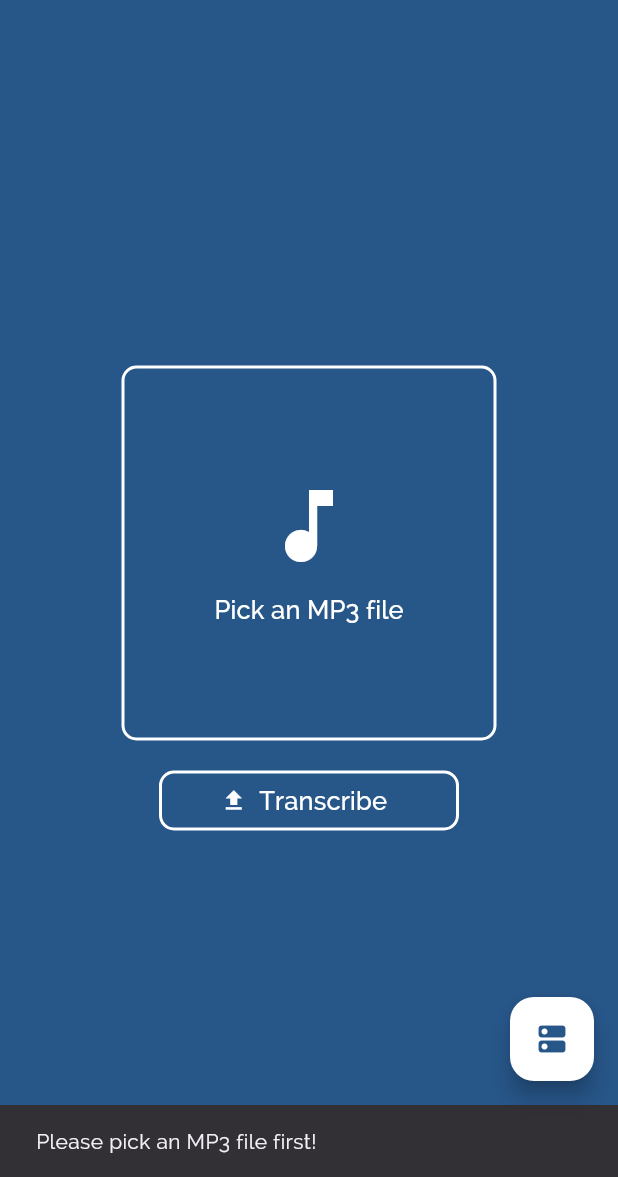
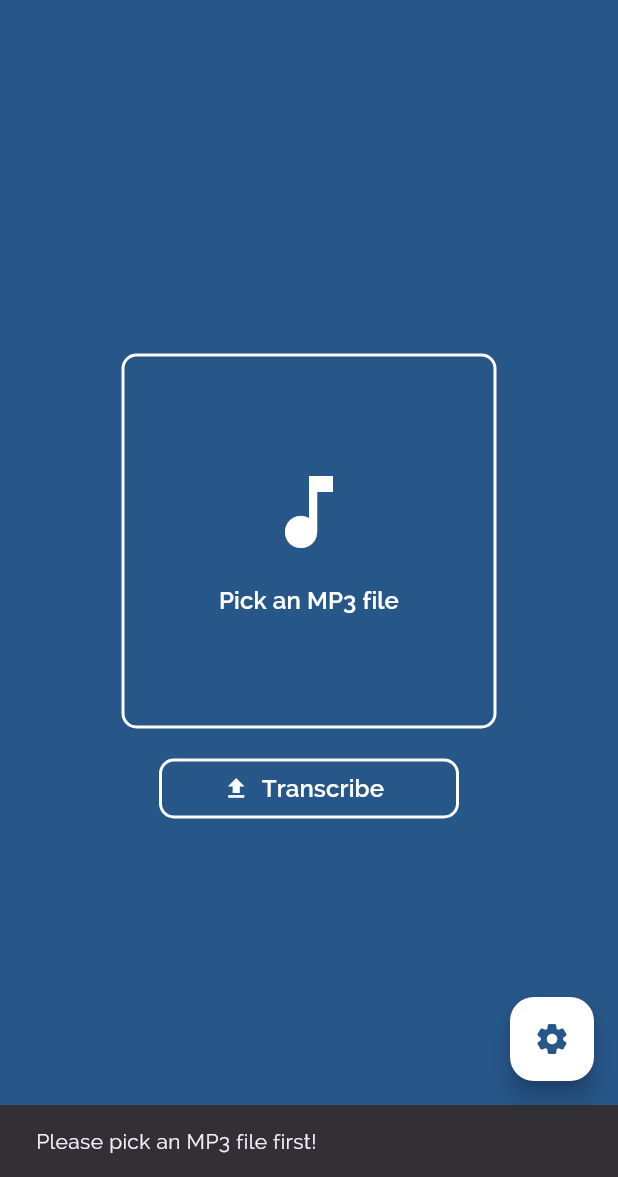
Before and after one commit to lemonade-ww/neutranscriptor_mobile, a Flutter app: the screen it shows after launch, after a tap on "Transcribe", on a phone screen of 412 x 824 dp, the part 59-1236 px from its top. Run offline on Flutter 3.47's test engine with Material 3 defaults, Android fonts, the light colour scheme and no system bars; our stand-ins replace file_picker, shared_preferences.

Commit message:
update design

```diff
--- a/lib/main.dart
+++ b/lib/main.dart
@@ -4,6 +4,15 @@ import 'package:flutter/services.dart';
 
 void main() {
   WidgetsFlutterBinding.ensureInitialized();
+  SystemChrome.setSystemUIOverlayStyle(SystemUiOverlayStyle(
+      systemStatusBarContrastEnforced: true,
+      systemNavigationBarColor: Colors.transparent,
+      systemNavigationBarDividerColor: Colors.transparent,
+      systemNavigationBarIconBrightness: Brightness.dark,
+      statusBarIconBrightness: Brightness.dark));
+
+  SystemChrome.setEnabledSystemUIMode(SystemUiMode.edgeToEdge,
+      overlays: [SystemUiOverlay.top]);
   SystemChrome.setPreferredOrientations([
     DeviceOrientation.portraitUp,
   ]).then((value) => runApp(MyApp()));
@@ -19,30 +28,24 @@ class MyApp extends StatelessWidget {
         brightness: Brightness.light,
         primaryColor: Color.fromRGBO(39, 86, 137, 1),
         scaffoldBackgroundColor: Color.fromRGBO(39, 86, 137, 1),
-        // colorScheme: ColorScheme.light().copyWith(
-        //   primary: Color.fromRGBO(39, 86, 137, 1),
-        // ),
         textTheme: TextTheme(
           labelLarge: TextStyle(
-            fontSize: 17,
+            fontSize: 16,
             color: Colors.white,
-            fontWeight: FontWeight.w500,
+            fontWeight: FontWeight.w600,
           ),
         ),
       ),
       darkTheme: ThemeData(
         fontFamily: 'Raleway',
         brightness: Brightness.dark,
-        primaryColor: Color.fromRGBO(18, 18, 18, 1),
+        primaryColor: Colors.black,
         scaffoldBackgroundColor: Colors.black,
-        colorScheme: ColorScheme.dark().copyWith(
-          primary: Color.fromRGBO(18, 18, 18, 1),
-        ),
-        textTheme: const TextTheme(
+        textTheme: TextTheme(
           labelLarge: TextStyle(
-            fontSize: 17,
+            fontSize: 16,
             color: Colors.white,
-            fontWeight: FontWeight.w500,
+            fontWeight: FontWeight.w600,
           ),
         ),
       ),
--- a/lib/upload.dart
+++ b/lib/upload.dart
@@ -23,7 +23,11 @@ class _UploadState extends State<Upload> {
   var transcribed = false;
   var transcribing = false;
 
-  List<String> serverList = ['http://40.73.3.5:9075/', 'No server'];
+  List<String> serverList = [
+    'http://40.73.3.5:9075',
+    'http://192.168.0.102:9075',
+    'Debug Only'
+  ];
 
   @override
   void initState() {
@@ -33,9 +37,11 @@ class _UploadState extends State<Upload> {
 
   Future initServer() async {
     final prefs = await SharedPreferences.getInstance();
-    if (prefs.getString('server') == '') {
-      server = serverList[0];
+    if (server == '') {
+      setState(() {
+        server = serverList[serverList.length - 1];
         prefs.setString('server', server);
+      });
     }
   }
 
@@ -53,9 +59,16 @@ class _UploadState extends State<Upload> {
 
   Future downLoadFile() async {
     if (midiFile != '') {
-      print("MIDI file: " + midiFile);
       launchUrl(Uri.parse(midiFile));
     }
+  }
+
+  reset() {
+    setState(() {
+      transcribing = false;
+      transcribed = false;
+      _progBarValue = 0;
+    });
   }
 
   @override
@@ -75,19 +88,20 @@ class _UploadState extends State<Upload> {
     }
 
     uploadMp3FileToServer(String mp3File) async {
+      setState(() {
+        _progBarValue = null;
+      });
+      if (!server.startsWith('Debug')) {
         File mp3FileContent = File(mp3File);
         final stream =
             new ByteStream(DelegatingStream.typed(mp3FileContent.openRead()));
         final length = await mp3FileContent.length();
+        String midiFileName =
+            mp3File.split("/").last.replaceFirst('.mp3', '.mid');
+        String midiFilePath = server + "/static/midi/" + midiFileName;
 
-      final estimatedTime = length ~/ 40000;
-
-      setState(() {
-        _progBarValue = null;
-      });
-      if (server.startsWith('http')) {
         try {
-          var uri = Uri.parse(server + '/transcript/');
+          var uri = Uri.parse(server + '/transcription/');
           var request = new MultipartRequest("POST", uri);
           var multipartFile = new MultipartFile('file', stream, length,
               filename: basename(mp3File));
@@ -95,12 +109,10 @@ class _UploadState extends State<Upload> {
           request.files.add(multipartFile);
 
           var response = await request.send();
-          showMsg('Estimated time of transcription: $estimatedTime' + 's');
+          // showMsg('Estimated time of transcription: $estimatedTime' + 's');
 
           print('Status code: {$response.statusCode}');
-          setMidiFileValue(server +
-              "/static/midi/" +
-              mp3File.split("/").last.replaceFirst('.mp3', '.mid'));
+          setMidiFileValue(midiFilePath);
           transcribed = true;
           transcribing = false;
           showMsg('Transciption finished!');
@@ -112,8 +124,8 @@ class _UploadState extends State<Upload> {
           });
         }
       } else {
-        showMsg('Wait for 5 seconds...');
-        await Future.delayed(Duration(seconds: 5));
+        showMsg('Wait for 3 seconds...');
+        await Future.delayed(Duration(seconds: 3));
         transcribed = true;
         transcribing = false;
         showMsg('Transciption finished!');
@@ -143,32 +155,30 @@ class _UploadState extends State<Upload> {
               server = await showDialog(
                 context: context,
                 builder: (_) => SimpleDialog(
-                  backgroundColor: Colors.white,
-                  title: const Text('Select a webservice'),
+                  title: const Text('Select a Server'),
                   children: <Widget>[
+                    for (var server in serverList)
                       SimpleDialogOption(
                         onPressed: () {
-                          Navigator.pop(context, serverList[0]);
-                          showMsg('Webservice changed to: ${serverList[0]}');
+                          Navigator.pop(context, server);
+                          setState(() {
+                            server = server;
+                          });
+                          showMsg('Server changed to: $server');
                         },
-                        child: prefs.getString('server') == serverList[0]
-                            ? Text(serverList[0] + ' (current)')
-                            : Text(serverList[0])),
-                    SimpleDialogOption(
-                      onPressed: () {
-                        Navigator.pop(context, serverList[1]);
-                        showMsg('Webservice changed to: ${serverList[1]}');
-                      },
-                      child: prefs.getString('server') == serverList[1]
-                          ? Text(serverList[1] + ' (current)')
-                          : Text(serverList[1]),
+                        child: prefs.getString('server') == server
+                            ? Text(
+                                '$server (Current)',
+                                style: TextStyle(fontWeight: FontWeight.w600),
+                              )
+                            : Text(server),
                       ),
                   ],
                 ),
               );
               prefs.setString('server', server);
             } else {
-              showMsg('Transcription in process. Can\'t change the webservice');
+              showMsg('Transcription in process. Cannot change the server');
             }
           } catch (e) {
             null;
@@ -176,17 +186,20 @@ class _UploadState extends State<Upload> {
         },
         backgroundColor: Colors.white,
         foregroundColor: Theme.of(context).scaffoldBackgroundColor,
-        child: const Icon(Icons.dns_rounded),
+        child: const Icon(Icons.settings_rounded),
       ),
       body: SafeArea(
         child: Container(
           // alignment: Alignment.bottomCenter,
           padding: EdgeInsets.all(16),
-          child: Center(
+          child: Stack(
+            children: [
+              Align(
+                  alignment: Alignment.center,
                   child: Column(
                     mainAxisAlignment: MainAxisAlignment.center,
                     children: [
-                SizedBox(
+                      Container(
                         height: 250,
                         width: 250,
                         child: OutlinedButton(
@@ -205,20 +218,18 @@ class _UploadState extends State<Upload> {
                             mainAxisAlignment: MainAxisAlignment.center,
                             crossAxisAlignment: CrossAxisAlignment.center,
                             children: [
-                        Container(
-                          margin: const EdgeInsets.all(6.0),
-                          child: Icon(
+                              Icon(
                                 Icons.music_note,
                                 color: Colors.white,
                                 size: 64,
                               ),
-                        ),
-                        Container(
-                          margin: const EdgeInsets.all(6.0),
-                          child: Text(
-                            'Pick an MP3 file',
+                              SizedBox(height: 16),
+                              Text(
+                                name.isEmpty
+                                    ? 'Pick an MP3 file'
+                                    : 'File Loaded:\n$name',
                                 style: Theme.of(context).textTheme.labelLarge,
-                          ),
+                                textAlign: TextAlign.center,
                               ),
                             ],
                           ),
@@ -231,11 +242,9 @@ class _UploadState extends State<Upload> {
                             setState(
                               () {
                                 if (result != null) {
-                            // transcribing = false;
-                            transcribed = false;
+                                  reset();
                                   mp3File = result.files.single.path.toString();
                                   name = result.files.single.name.toString();
-                            _progBarValue = 0;
                                   showMsg('$name loaded!');
                                 }
                               },
@@ -244,7 +253,7 @@ class _UploadState extends State<Upload> {
                         ),
                       ),
                       SizedBox(height: 16),
-                SizedBox(
+                      Container(
                         width: 200,
                         child: OutlinedButton.icon(
                           style: OutlinedButton.styleFrom(
@@ -262,7 +271,33 @@ class _UploadState extends State<Upload> {
                             if (transcribing) {
                               showMsg('Transcription in process. Please wait.');
                             } else if (transcribed) {
-                        showMsg('Transcription finished!');
+                              showDialog(
+                                context: context,
+                                builder: (BuildContext context) {
+                                  return AlertDialog(
+                                    title: Text('Restart Confirmation'),
+                                    content:
+                                        Text('Transcription finished. Do you really want to restart?'),
+                                    actions: <Widget>[
+                                      TextButton(
+                                        child: Text('Cancel'),
+                                        onPressed: () {
+                                          Navigator.of(context).pop();
+                                        },
+                                      ),
+                                      TextButton(
+                                        child: Text('Yes'),
+                                        onPressed: () {
+                                          Navigator.of(context).pop();
+                                          reset();
+                                          transcribing = true;
+                                          uploadMp3FileToServer(mp3File);
+                                        },
+                                      ),
+                                    ],
+                                  );
+                                },
+                              );
                             } else if (mp3File == '') {
                               showMsg('Please pick an MP3 file first!');
                             } else {
@@ -280,28 +315,29 @@ class _UploadState extends State<Upload> {
                           ),
                         ),
                       ),
-                // SizedBox(height: 16),
-                if (transcribing)
-                  CircularProgressIndicator(
+                      SizedBox(height: 16),
+                      if (transcribing && !transcribed)
+                        Container(
+                          height: 48,
+                          width: 48,
+                          child: CircularProgressIndicator(
                             value: _progBarValue,
                             color: Colors.white,
                           ),
+                        ),
                       if (transcribed)
-                  SizedBox(
+                        Container(
                             width: 200,
                             child: OutlinedButton.icon(
-                      style: ButtonStyle(
-                        padding: MaterialStateProperty.all<EdgeInsets>(
-                            EdgeInsets.all(10)),
-                        shape:
-                            MaterialStateProperty.all<RoundedRectangleBorder>(
-                          RoundedRectangleBorder(
+                              style: OutlinedButton.styleFrom(
+                                backgroundColor:
+                                    Theme.of(context).scaffoldBackgroundColor,
+                                shape: RoundedRectangleBorder(
                                   borderRadius: BorderRadius.circular(10),
+                                ),
                                 side: BorderSide(
                                   color: Colors.white,
                                   width: 2,
-                            ),
-                          ),
                                 ),
                               ),
                               onPressed: downLoadFile,
@@ -313,10 +349,17 @@ class _UploadState extends State<Upload> {
                                 Icons.file_download,
                                 color: Colors.white,
                               ),
+                            )),
+                    ],
+                  )),
+              Align(
+                alignment: Alignment.bottomCenter,
+                child: Text(
+                  'Server: $server',
+                  style: TextStyle(color: Colors.white),
                 ),
-                  ),
+              )
             ],
-            ),
           ),
         ),
       ),
```
Also changed, not shown: pubspec.lock, 1 other file. Lines whose indentation alone changed are shown as unchanged.
